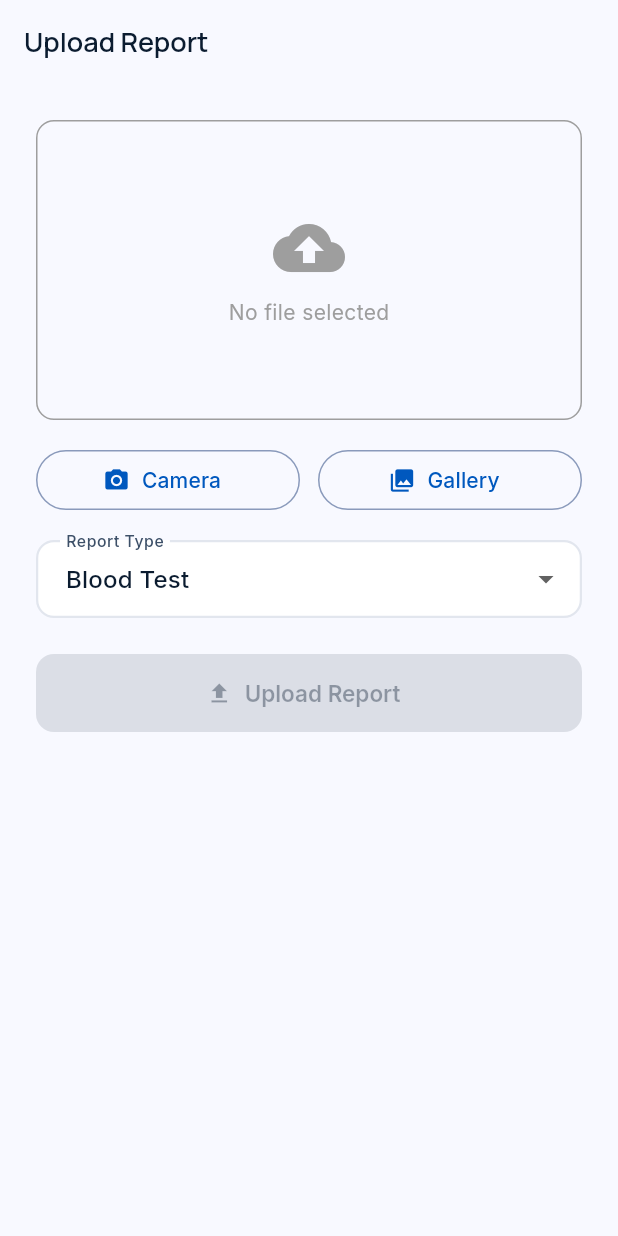
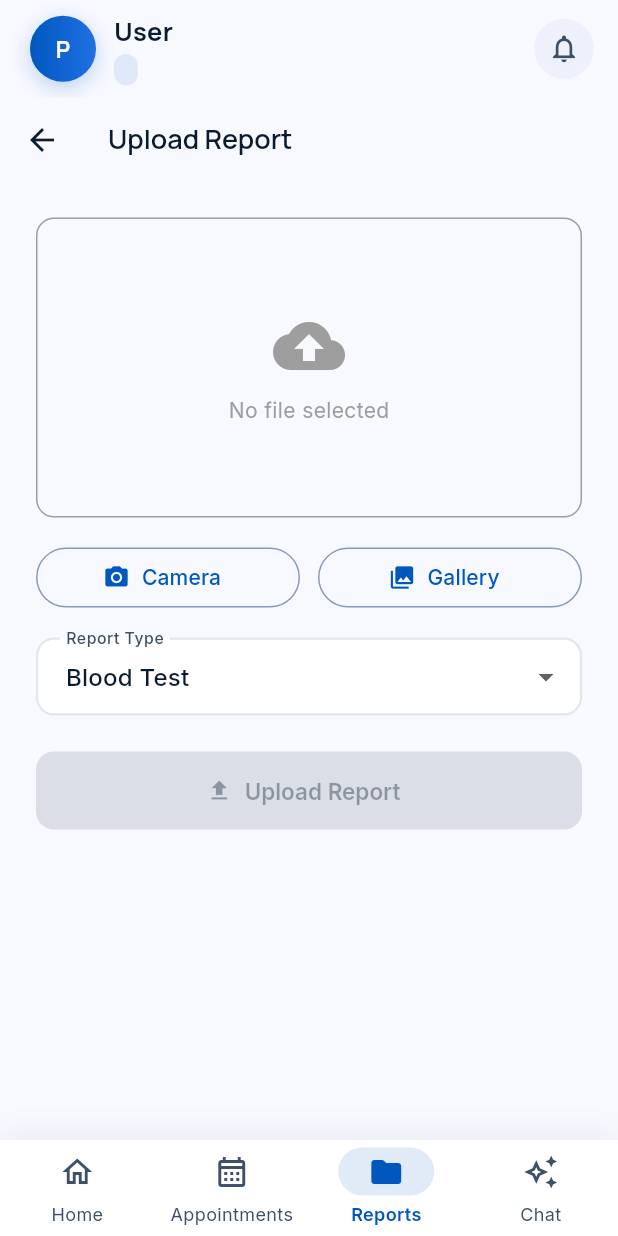
Before and after one commit to ismum25/Med_AI, a Flutter app: the UploadReportPage screen opened by its route, on a phone screen of 412 x 824 dp. Run offline on Flutter 3.47's test engine with Material 3 defaults, Android fonts, the phone set to English and light mode, and no system bars; our stand-ins replace dio, equatable, flutter_bloc, flutter_secure_storage, get_it, go_router and 2 more; accounts and stored records are empty; network calls fail.

Commit message:
feat: implement routing structure with ShellRoutes for patient and doctor sections, enhancing navigation and layout

```diff
--- a/mobile_app/lib/app.dart
+++ b/mobile_app/lib/app.dart
@@ -11,19 +11,82 @@ import 'presentation/appointments/pages/book_appointment_page.dart';
 import 'presentation/reports/pages/report_list_page.dart';
 import 'presentation/reports/pages/upload_report_page.dart';
 import 'presentation/chatbot/pages/chat_page.dart';
+import 'presentation/patient/patient_shell.dart';
+import 'presentation/doctor/doctor_shell.dart';
+import 'presentation/doctor/pages/doctor_patients_page.dart';
+import 'presentation/profile/pages/profile_page.dart';
 
 GoRouter _buildRouter(String initialLocation) => GoRouter(
       initialLocation: initialLocation,
       routes: [
         GoRoute(path: AppRoutes.login, builder: (_, __) => const LoginPage()),
         GoRoute(path: AppRoutes.register, builder: (_, __) => const RegisterPage()),
-    GoRoute(path: AppRoutes.patientDashboard, builder: (_, __) => const PatientDashboard()),
-    GoRoute(path: AppRoutes.doctorDashboard, builder: (_, __) => const DoctorDashboard()),
-    GoRoute(path: AppRoutes.appointments, builder: (_, __) => const AppointmentListPage()),
-    GoRoute(path: AppRoutes.bookAppointment, builder: (_, __) => const BookAppointmentPage()),
-    GoRoute(path: AppRoutes.reports, builder: (_, __) => const ReportListPage()),
-    GoRoute(path: AppRoutes.uploadReport, builder: (_, __) => const UploadReportPage()),
-    GoRoute(path: AppRoutes.chat, builder: (_, __) => const ChatPage()),
+
+        // Patient shell — persistent bottom nav + header
+        ShellRoute(
+          builder: (_, __, child) => PatientShell(child: child),
+          routes: [
+            GoRoute(
+              path: AppRoutes.patientDashboard,
+              builder: (_, __) => const PatientDashboard(),
+            ),
+            GoRoute(
+              path: AppRoutes.appointments,
+              builder: (_, __) => const AppointmentListPage(),
+              routes: [
+                GoRoute(
+                  path: 'book',
+                  builder: (_, __) => const BookAppointmentPage(),
+                ),
+              ],
+            ),
+            GoRoute(
+              path: AppRoutes.reports,
+              builder: (_, __) => const ReportListPage(),
+              routes: [
+                GoRoute(
+                  path: 'upload',
+                  builder: (_, __) => const UploadReportPage(),
+                ),
+              ],
+            ),
+            GoRoute(
+              path: AppRoutes.chat,
+              builder: (_, __) => const ChatPage(),
+            ),
+            GoRoute(
+              path: AppRoutes.patientProfile,
+              builder: (_, __) => const ProfilePage(role: 'patient'),
+            ),
+          ],
+        ),
+
+        // Doctor shell — persistent bottom nav + header
+        ShellRoute(
+          builder: (_, __, child) => DoctorShell(child: child),
+          routes: [
+            GoRoute(
+              path: AppRoutes.doctorDashboard,
+              builder: (_, __) => const DoctorDashboard(),
+            ),
+            GoRoute(
+              path: AppRoutes.doctorAppointments,
+              builder: (_, __) => const AppointmentListPage(),
+            ),
+            GoRoute(
+              path: AppRoutes.patients,
+              builder: (_, __) => const DoctorPatientsPage(),
+            ),
+            GoRoute(
+              path: AppRoutes.doctorChat,
+              builder: (_, __) => const ChatPage(),
+            ),
+            GoRoute(
+              path: AppRoutes.doctorProfile,
+              builder: (_, __) => const ProfilePage(role: 'doctor'),
+            ),
+          ],
+        ),
       ],
     );
 
```
Lines whose indentation alone changed are shown as unchanged.
